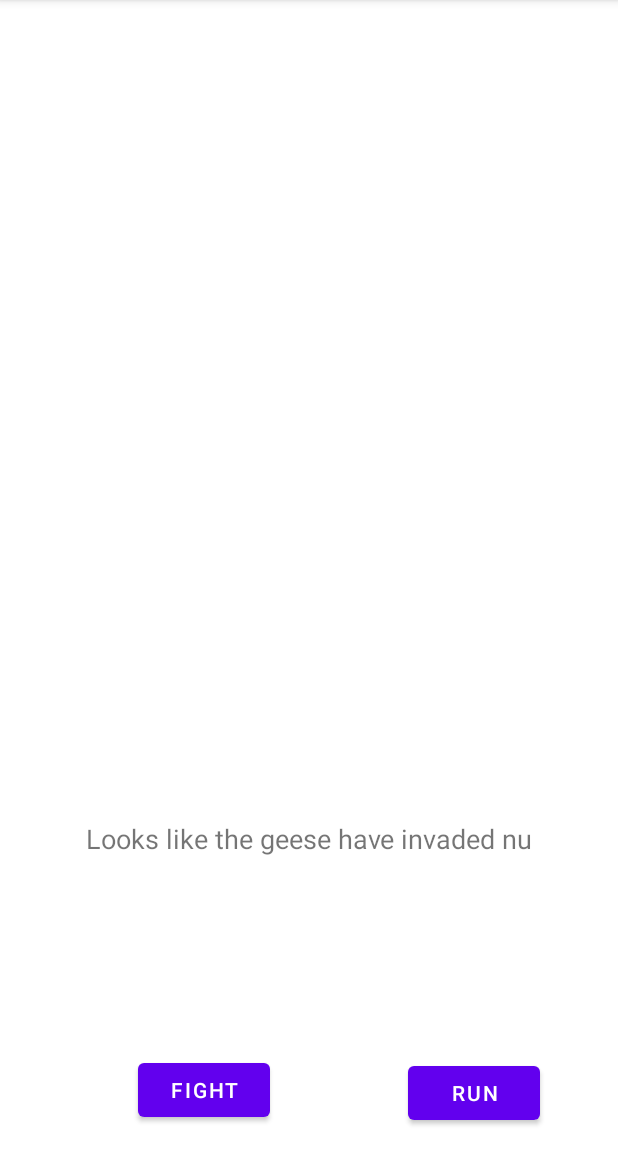
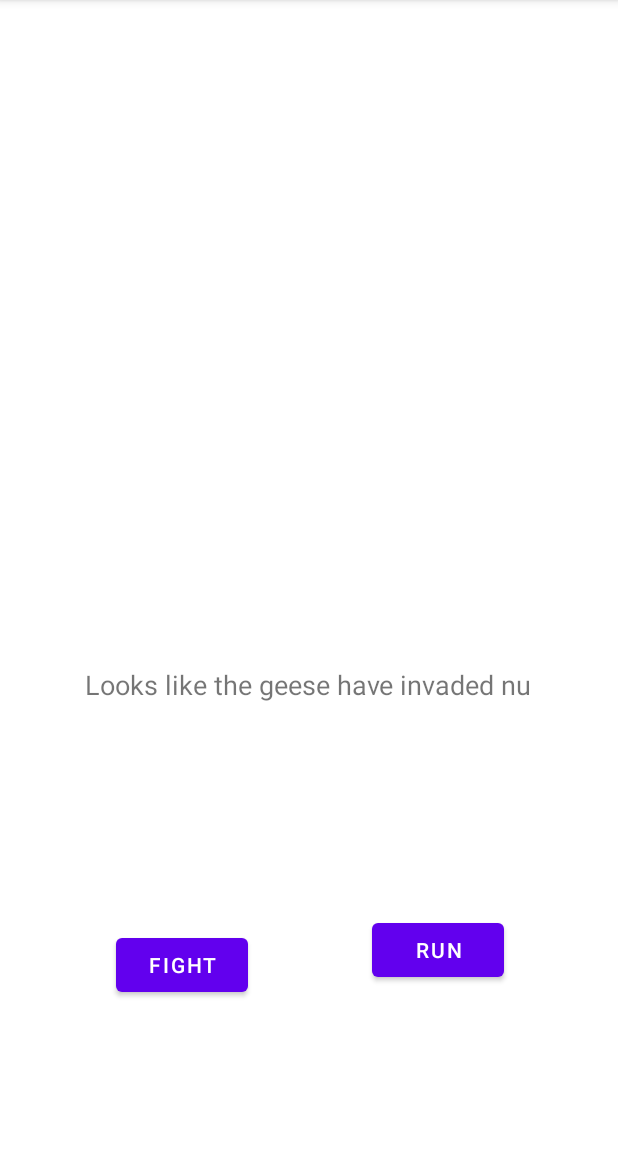
Before and after one commit to DaivikGoel/mcandgeese, an Android app: the BuildingScreen screen opened directly, with no data from a screen before it, on a phone screen of 412 x 824 dp, the part 84-1236 px from its top. Run offline under Robolectric (Android 15) with nearby library versions, the phone set to English and light mode, and no system bars; 1 statement that could not run was skipped.

Commit message:
fixed layout and added skeleton for persisting data

```diff
--- a/app/src/main/res/layout/activity_building_screen.xml
+++ b/app/src/main/res/layout/activity_building_screen.xml
@@ -16,10 +16,10 @@
 
     <ImageView
         android:id="@+id/secondImage"
-        android:layout_width="418dp"
-        android:layout_height="491dp"
-        tools:layout_editor_absoluteX="0dp"
-        tools:layout_editor_absoluteY="154dp"
+        android:layout_width="396dp"
+        android:layout_height="394dp"
+        tools:layout_editor_absoluteX="-3dp"
+        tools:layout_editor_absoluteY="155dp"
         tools:srcCompat="@tools:sample/backgrounds/scenic" />
 
     <RelativeLayout
@@ -37,14 +37,13 @@
         android:layout_width="0dp"
         android:layout_height="wrap_content"
         android:layout_marginTop="28dp"
-        android:layout_marginEnd="52dp"
+        android:layout_marginEnd="76dp"
         android:onClick="goToMapScreen"
         android:text="RUN"
         app:layout_constraintBottom_toBottomOf="parent"
         app:layout_constraintEnd_toEndOf="parent"
-        app:layout_constraintHorizontal_bias="0.5"
         app:layout_constraintTop_toTopOf="@+id/buildingTypeWriter"
-        app:layout_constraintVertical_bias="0.908" />
+        app:layout_constraintVertical_bias="0.59" />
 
     <Button
         android:id="@+id/FIGHT"
@@ -54,21 +53,22 @@
         android:text="FIGHT"
         app:layout_constraintBottom_toBottomOf="parent"
         app:layout_constraintEnd_toStartOf="@+id/RUN"
-        app:layout_constraintHorizontal_bias="0.5"
+        app:layout_constraintHorizontal_bias="0.482"
         app:layout_constraintStart_toStartOf="parent"
         app:layout_constraintTop_toTopOf="@+id/buildingTypeWriter"
-        app:layout_constraintVertical_bias="0.911" />
+        app:layout_constraintVertical_bias="0.662" />
 
     <com.example.mcandgeese.TypeWriter
         android:id="@+id/buildingTypeWriter"
         android:layout_width="wrap_content"
         android:layout_height="wrap_content"
-        android:layout_marginTop="33dp"
+        android:layout_marginTop="28dp"
         android:padding="10pt"
         android:text="Test"
         android:textSize="18sp"
-        app:layout_constraintBottom_toTopOf="@+id/constraintLayout"
+        android:gravity="center"
         app:layout_constraintEnd_toEndOf="parent"
+        app:layout_constraintHorizontal_bias="0.498"
         app:layout_constraintStart_toStartOf="parent"
         app:layout_constraintTop_toBottomOf="@+id/secondImage" />
 
```
Also changed, not shown: app/src/main/java/com/example/mcandgeese/MainActivity.java (+23 -0 lines).
